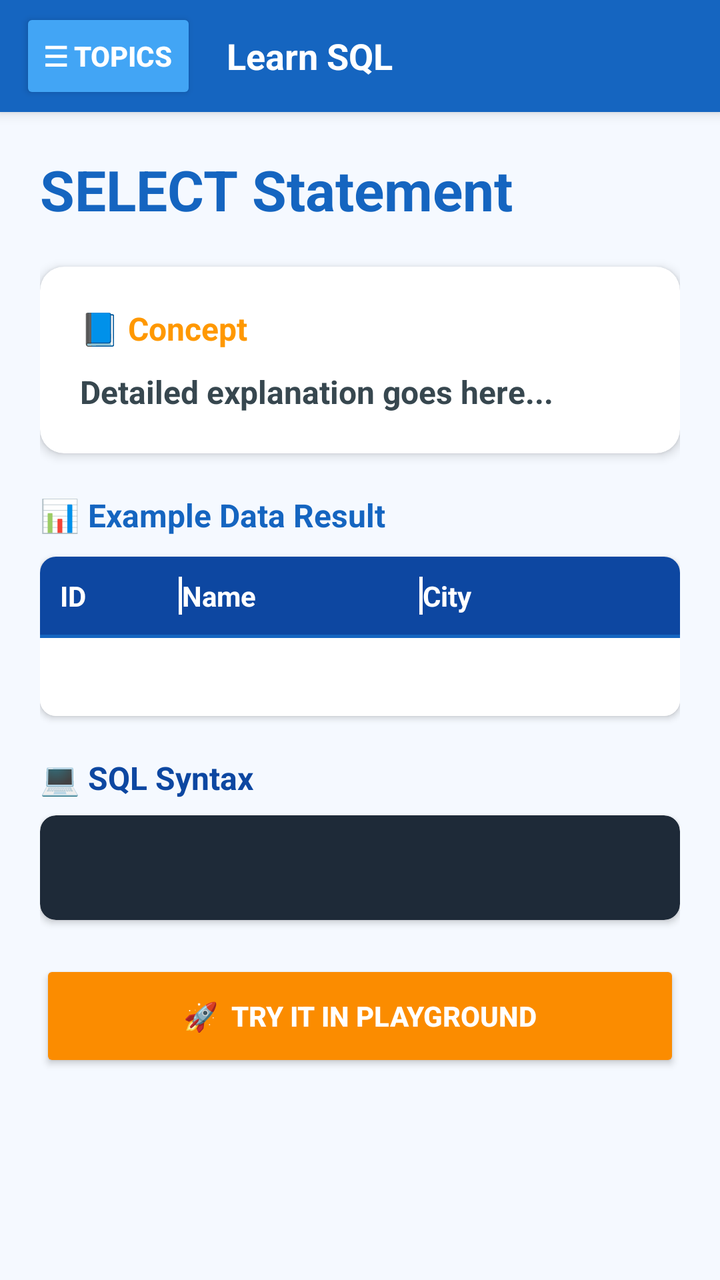
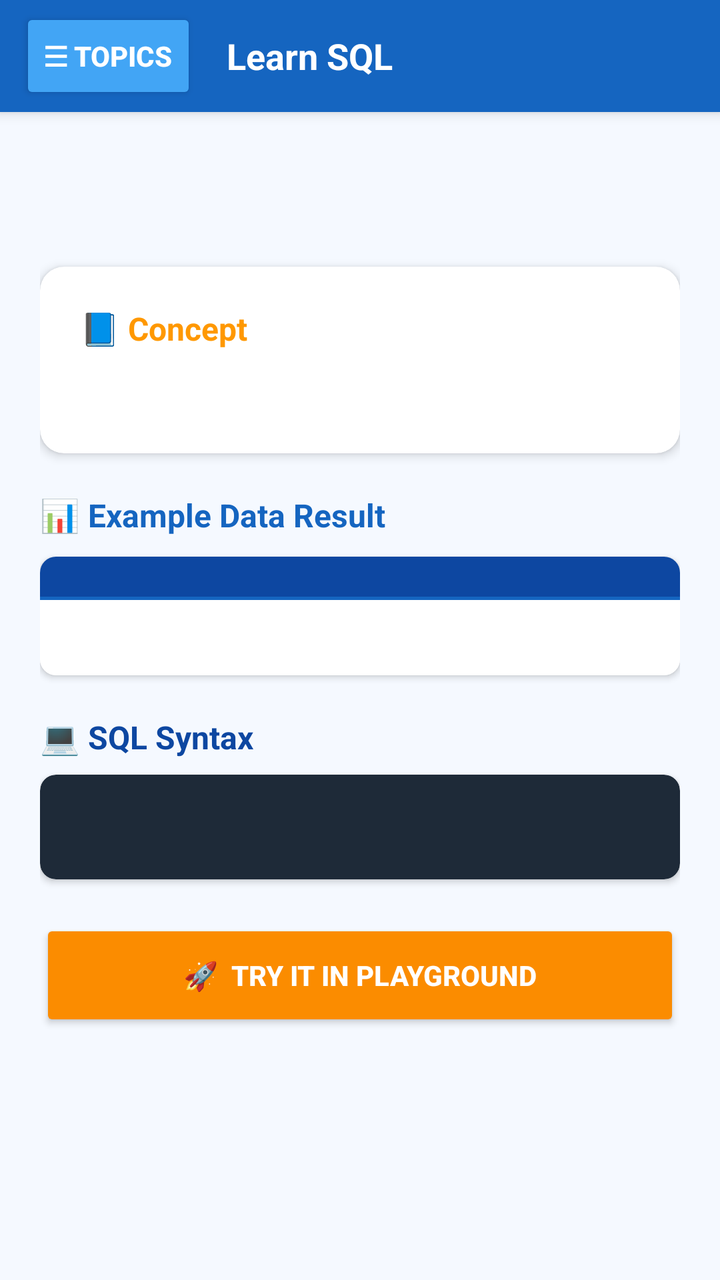

Screens rendered from an Android XML layout before and after an edit, with the pre-edit source and the edit as a unified diff.
<!-- AndroidManifest.xml: application theme Theme.AppCompat.Light.NoActionBar -->
<!-- res/layout/activity_learn_detail.xml -->
<?xml version="1.0" encoding="utf-8"?>
<LinearLayout xmlns:android="http://schemas.android.com/apk/res/android"
    xmlns:app="http://schemas.android.com/apk/res-auto"
    android:layout_width="match_parent"
    android:layout_height="match_parent"
    android:orientation="vertical"
    android:background="#F5F9FF"
    android:fitsSystemWindows="true">

    
    <LinearLayout
        android:layout_width="match_parent"
        android:layout_height="wrap_content"
        android:minHeight="56dp"
        android:background="#1565C0"
        android:gravity="center_vertical"
        android:paddingStart="10dp"
        android:paddingEnd="10dp"
        android:elevation="4dp">

        <Button
            android:id="@+id/btnMenu"
            android:layout_width="wrap_content"
            android:layout_height="wrap_content"
            android:text="☰ Topics"
            android:textStyle="bold"
            android:textSize="14sp"
            android:backgroundTint="#42A5F5"
            android:textColor="#FFFFFF"
            android:minHeight="48dp"/>

        <TextView
            android:layout_width="wrap_content"
            android:layout_height="wrap_content"
            android:text="Learn SQL"
            android:textSize="18sp"
            android:textStyle="bold"
            android:textColor="#FFFFFF"
            android:layout_marginStart="15dp"/>
    </LinearLayout>

    <ScrollView
        android:layout_width="match_parent"
        android:layout_height="match_parent"
        android:fillViewport="true">

        <LinearLayout
            android:layout_width="match_parent"
            android:layout_height="wrap_content"
            android:orientation="vertical"
            android:padding="20dp">

            
            <TextView
                android:id="@+id/tvDetailTitle"
                android:layout_width="match_parent"
                android:layout_height="wrap_content"
                android:layout_marginBottom="20dp"
                android:text="SELECT Statement"
                android:textColor="#1565C0"
                android:textSize="28sp"
                android:textStyle="bold" />

            
            <androidx.cardview.widget.CardView
                android:layout_width="match_parent"
                android:layout_height="wrap_content"
                android:layout_marginBottom="20dp"
                app:cardCornerRadius="12dp"
                app:cardElevation="3dp">

                <LinearLayout
                    android:layout_width="match_parent"
                    android:layout_height="wrap_content"
                    android:orientation="vertical"
                    android:padding="20dp">

                    <TextView
                        android:layout_width="wrap_content"
                        android:layout_height="wrap_content"
                        android:layout_marginBottom="10dp"
                        android:text="📘 Concept"
                        android:textColor="#FF9800"
                        android:textSize="16sp"
                        android:textStyle="bold" />

                    <TextView
                        android:id="@+id/tvDetailDesc"
                        android:layout_width="match_parent"
                        android:layout_height="wrap_content"
                        android:lineSpacingExtra="6dp"
                        android:text="Detailed explanation goes here..."
                        android:textStyle="bold"
                        android:textColor="#37474F"
                        android:textSize="16sp" />
                </LinearLayout>
            </androidx.cardview.widget.CardView>

            
            <TextView
                android:layout_width="wrap_content"
                android:layout_height="wrap_content"
                android:layout_marginBottom="10dp"
                android:text="📊 Example Data Result"
                android:textColor="#1565C0"
                android:textSize="16sp"
                android:textStyle="bold" />

            
            <androidx.cardview.widget.CardView
                android:layout_width="match_parent"
                android:layout_height="wrap_content"
                android:layout_marginBottom="20dp"
                app:cardCornerRadius="8dp"
                app:cardElevation="2dp">

                <LinearLayout
                    android:layout_width="match_parent"
                    android:layout_height="wrap_content"
                    android:orientation="vertical">

                    
                    <LinearLayout
                        android:layout_width="match_parent"
                        android:layout_height="wrap_content"
                        android:orientation="horizontal"
                        android:background="#0D47A1"
                        android:padding="10dp">

                        <TextView
                            android:layout_width="0dp"
                            android:layout_height="wrap_content"
                            android:layout_weight="1"
                            android:text="ID"
                            android:textStyle="bold"
                            android:textColor="#FFFFFF"/>

                        <View
                            android:layout_width="1.5dp"
                            android:layout_height="match_parent"
                            android:background="#FFFFFF"/>

                        <TextView
                            android:layout_width="0dp"
                            android:layout_height="wrap_content"
                            android:layout_weight="2"
                            android:text="Name"
                            android:textStyle="bold"
                            android:textColor="#FFFFFF"/>

                        <View
                            android:layout_width="1.5dp"
                            android:layout_height="match_parent"
                            android:background="#FFFFFF"/>

                        <TextView
                            android:layout_width="0dp"
                            android:layout_height="wrap_content"
                            android:layout_weight="2"
                            android:text="City"
                            android:textStyle="bold"
                            android:textColor="#FFFFFF"/>
                    </LinearLayout>

                    
                    <View
                        android:layout_width="match_parent"
                        android:layout_height="1.5dp"
                        android:background="#1565C0"/>

                    
                    <LinearLayout
                        android:layout_width="match_parent"
                        android:layout_height="wrap_content"
                        android:background="#FFFFFF"
                        android:padding="10dp">

                        
                        <TextView
                            android:id="@+id/tvExampleTables"
                            android:layout_width="match_parent"
                            android:layout_height="wrap_content"
                            android:textColor="#1565C0"
                            android:textSize="14sp"
                            android:fontFamily="monospace"/>
                    </LinearLayout>

                </LinearLayout>
            </androidx.cardview.widget.CardView>

            
            
            <TextView
                android:layout_width="wrap_content"
                android:layout_height="wrap_content"
                android:text="💻 SQL Syntax"
                android:textSize="16sp"
                android:textStyle="bold"
                android:textColor="#0D47A1"
                android:layout_marginBottom="8dp"/>

            <androidx.cardview.widget.CardView
                android:layout_width="match_parent"
                android:layout_height="wrap_content"
                app:cardCornerRadius="8dp"
                app:cardBackgroundColor="#1E2A38"
                android:layout_marginBottom="20dp">

                <TextView
                    android:id="@+id/tvDetailCode"
                    android:layout_width="match_parent"
                    android:layout_height="wrap_content"
                    android:padding="16dp"
                    android:textColor="#FFFFFF"
                    android:textSize="15sp"
                    android:fontFamily="monospace"/>
            </androidx.cardview.widget.CardView>

            <Button
                android:id="@+id/btnTryIt"
                android:layout_width="match_parent"
                android:layout_height="56dp"
                android:text="🚀  Try it in Playground"
                android:textStyle="bold"
                android:textColor="#FFFFFF"
                android:backgroundTint="#FB8C00"/>


        </LinearLayout>
    </ScrollView>
</LinearLayout>
<!-- resources referenced by this layout -->
<resources>

</resources>

<!-- the commit's change to res/layout/activity_learn_detail.xml (unified diff, before → after) -->
@@ -56,7 +56,6 @@
                 android:layout_width="match_parent"
                 android:layout_height="wrap_content"
                 android:layout_marginBottom="20dp"
-                android:text="SELECT Statement"
                 android:textColor="#1565C0"
                 android:textSize="28sp"
                 android:textStyle="bold" />
@@ -89,7 +88,6 @@
                         android:layout_width="match_parent"
                         android:layout_height="wrap_content"
                         android:lineSpacingExtra="6dp"
-                        android:text="Detailed explanation goes here..."
                         android:textStyle="bold"
                         android:textColor="#37474F"
                         android:textSize="16sp" />
@@ -121,46 +119,12 @@
 
                     
                     <LinearLayout
+                        android:id="@+id/tableHeader"
                         android:layout_width="match_parent"
                         android:layout_height="wrap_content"
                         android:orientation="horizontal"
                         android:background="#0D47A1"
-                        android:padding="10dp">
-
-                        <TextView
-                            android:layout_width="0dp"
-                            android:layout_height="wrap_content"
-                            android:layout_weight="1"
-                            android:text="ID"
-                            android:textStyle="bold"
-                            android:textColor="#FFFFFF"/>
-
-                        <View
-                            android:layout_width="1.5dp"
-                            android:layout_height="match_parent"
-                            android:background="#FFFFFF"/>
-
-                        <TextView
-                            android:layout_width="0dp"
-                            android:layout_height="wrap_content"
-                            android:layout_weight="2"
-                            android:text="Name"
-                            android:textStyle="bold"
-                            android:textColor="#FFFFFF"/>
-
-                        <View
-                            android:layout_width="1.5dp"
-                            android:layout_height="match_parent"
-                            android:background="#FFFFFF"/>
-
-                        <TextView
-                            android:layout_width="0dp"
-                            android:layout_height="wrap_content"
-                            android:layout_weight="2"
-                            android:text="City"
-                            android:textStyle="bold"
-                            android:textColor="#FFFFFF"/>
-                    </LinearLayout>
+                        android:padding="10dp"/>
 
                     
                     <View
@@ -175,20 +139,18 @@
                         android:background="#FFFFFF"
                         android:padding="10dp">
 
-                        
                         <TextView
                             android:id="@+id/tvExampleTables"
                             android:layout_width="match_parent"
                             android:layout_height="wrap_content"
+                            android:textSize="15sp"
+                            android:fontFamily="monospace"
                             android:textColor="#1565C0"
-                            android:textSize="14sp"
-                            android:fontFamily="monospace"/>
+                            android:includeFontPadding="false"/>
                     </LinearLayout>
-
                 </LinearLayout>
             </androidx.cardview.widget.CardView>
 
-            
             
             <TextView
                 android:layout_width="wrap_content"
@@ -199,12 +161,13 @@
                 android:textColor="#0D47A1"
                 android:layout_marginBottom="8dp"/>
 
+            
             <androidx.cardview.widget.CardView
                 android:layout_width="match_parent"
                 android:layout_height="wrap_content"
+                android:layout_marginBottom="20dp"
                 app:cardCornerRadius="8dp"
-                app:cardBackgroundColor="#1E2A38"
-                android:layout_marginBottom="20dp">
+                app:cardBackgroundColor="#1E2A38">
 
                 <TextView
                     android:id="@+id/tvDetailCode"
@@ -216,6 +179,7 @@
                     android:fontFamily="monospace"/>
             </androidx.cardview.widget.CardView>
 
+            
             <Button
                 android:id="@+id/btnTryIt"
                 android:layout_width="match_parent"
@@ -225,7 +189,6 @@
                 android:textColor="#FFFFFF"
                 android:backgroundTint="#FB8C00"/>
 
-
         </LinearLayout>
     </ScrollView>
 </LinearLayout>
